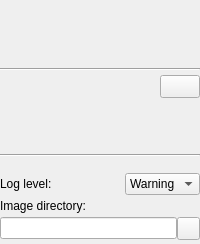
Before: the Qt Designer form PlusApp/fCal/Toolboxes/QConfigurationToolbox.ui in PlusToolkit/PlusApp, drawn with Qt 5.
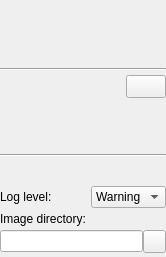
After: the same form once the commit is applied. Icons and pictures are not drawn.

```diff
--- a/PlusApp/fCal/Toolboxes/QConfigurationToolbox.ui
+++ b/PlusApp/fCal/Toolboxes/QConfigurationToolbox.ui
@@ -2,6 +2,14 @@
 <ui version="4.0">
  <class>ConfigurationToolbox</class>
  <widget class="QWidget" name="ConfigurationToolbox">
+  <property name="geometry">
+   <rect>
+    <x>0</x>
+    <y>0</y>
+    <width>166</width>
+    <height>257</height>
+   </rect>
+  </property>
   <property name="windowTitle">
    <string>Configuration</string>
   </property>
```
Left out of the diff: 6 changed lines with no effect on the pictures.
